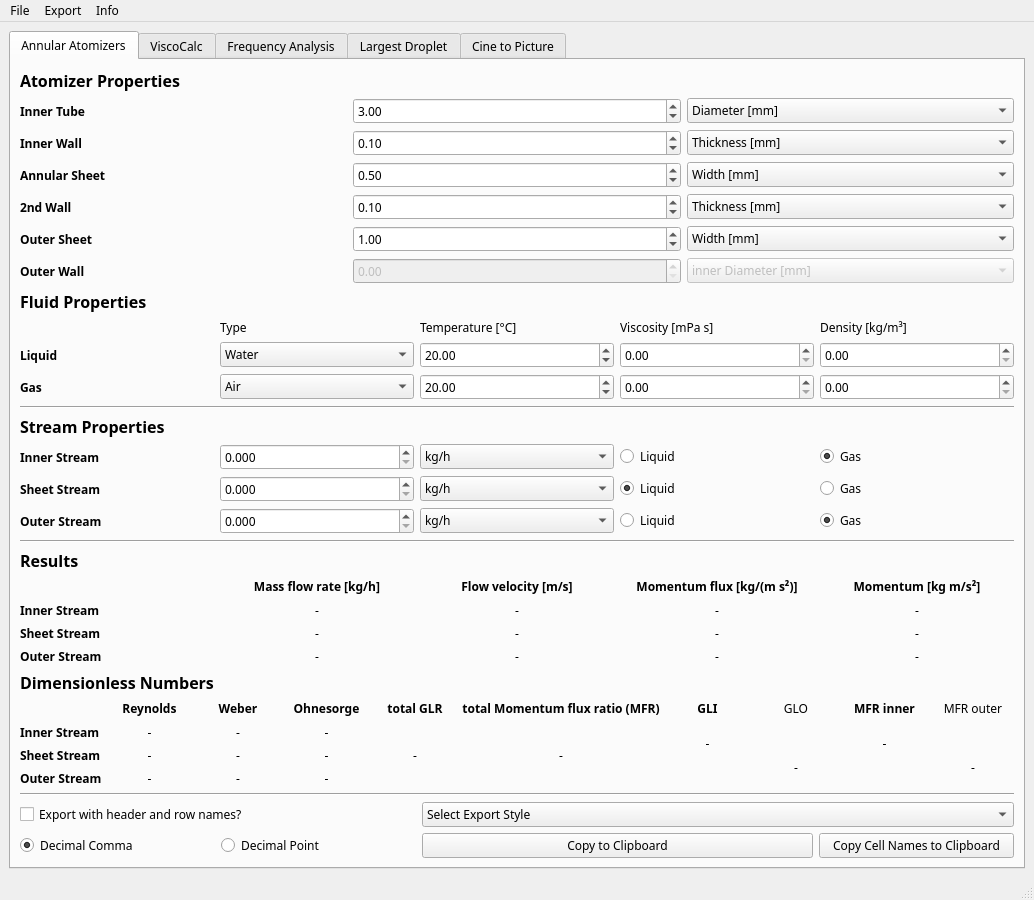
The window that GUI/mainWindow.ui (realize-1337/Atomizer-Toolbox) describes before a commit, drawn with Qt 5.
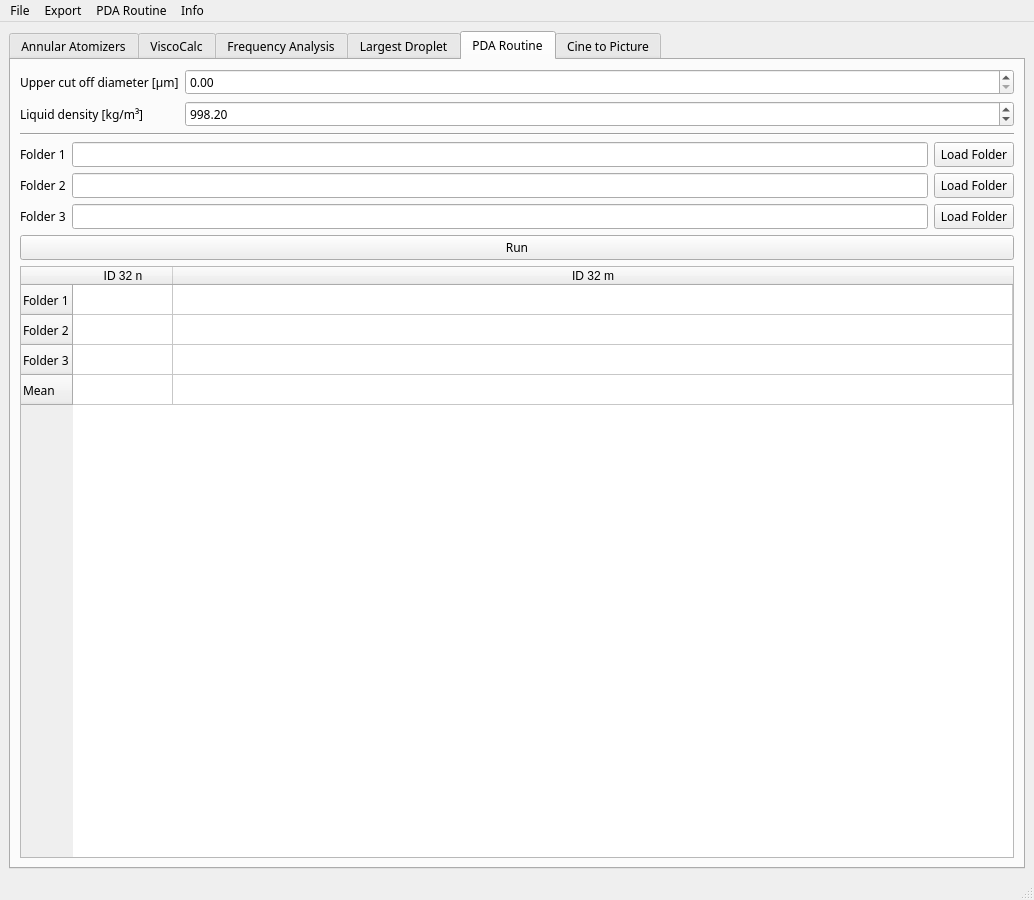
The same window after the commit. The open tabs and pages were chosen to show the change.

Commit message: working PDA routine

The edit to the form file:
```diff
--- a/GUI/mainWindow.ui
+++ b/GUI/mainWindow.ui
@@ -1819,6 +1819,170 @@
         </item>
        </layout>
       </widget>
+      <widget class="QWidget" name="tab_6">
+       <attribute name="title">
+        <string>PDA Routine</string>
+       </attribute>
+       <layout class="QFormLayout" name="formLayout_2">
+        <item row="0" column="0" colspan="2">
+         <layout class="QGridLayout" name="gridLayout_12">
+          <item row="0" column="0">
+           <layout class="QVBoxLayout" name="verticalLayout_11">
+            <item>
+             <layout class="QFormLayout" name="formLayout_4">
+              <item row="0" column="0">
+               <widget class="QLabel" name="label_46">
+                <property name="text">
+                 <string>Upper cut off diameter [µm]</string>
+                </property>
+               </widget>
+              </item>
+              <item row="0" column="1">
+               <widget class="QDoubleSpinBox" name="PDA_cutoff">
+                <property name="maximum">
+                 <double>9999999999.000000000000000</double>
+                </property>
+               </widget>
+              </item>
+              <item row="1" column="0">
+               <widget class="QLabel" name="label_47">
+                <property name="text">
+                 <string>Liquid density [kg/m³]</string>
+                </property>
+               </widget>
+              </item>
+              <item row="1" column="1">
+               <widget class="QDoubleSpinBox" name="PDA_liqDens">
+                <property name="maximum">
+                 <double>999999.000000000000000</double>
+                </property>
+                <property name="value">
+                 <double>998.200000000000045</double>
+                </property>
+               </widget>
+              </item>
+              <item row="2" column="0" colspan="2">
+               <widget class="Line" name="line_8">
+                <property name="orientation">
+                 <enum>Qt::Horizontal</enum>
+                </property>
+               </widget>
+              </item>
+             </layout>
+            </item>
+           </layout>
+          </item>
+         </layout>
+        </item>
+        <item row="1" column="0">
+         <widget class="QLabel" name="label_50">
+          <property name="text">
+           <string>Folder 1</string>
+          </property>
+         </widget>
+        </item>
+        <item row="1" column="1">
+         <layout class="QHBoxLayout" name="horizontalLayout_13">
+          <item>
+           <widget class="QLineEdit" name="PDA_Line_1"/>
+          </item>
+          <item>
+           <widget class="QPushButton" name="PDA_load_Folder_1">
+            <property name="text">
+             <string>Load Folder</string>
+            </property>
+           </widget>
+          </item>
+         </layout>
+        </item>
+        <item row="2" column="0">
+         <widget class="QLabel" name="label_51">
+          <property name="text">
+           <string>Folder 2</string>
+          </property>
+         </widget>
+        </item>
+        <item row="2" column="1">
+         <layout class="QHBoxLayout" name="horizontalLayout_15">
+          <item>
+           <widget class="QLineEdit" name="PDA_Line_2"/>
+          </item>
+          <item>
+           <widget class="QPushButton" name="PDA_load_Folder_2">
+            <property name="text">
+             <string>Load Folder</string>
+            </property>
+           </widget>
+          </item>
+         </layout>
+        </item>
+        <item row="3" column="0">
+         <widget class="QLabel" name="label_53">
+          <property name="text">
+           <string>Folder 3</string>
+          </property>
+         </widget>
+        </item>
+        <item row="3" column="1">
+         <layout class="QHBoxLayout" name="horizontalLayout_14">
+          <item>
+           <widget class="QLineEdit" name="PDA_Line_3"/>
+          </item>
+          <item>
+           <widget class="QPushButton" name="PDA_load_Folder_3">
+            <property name="text">
+             <string>Load Folder</string>
+            </property>
+           </widget>
+          </item>
+         </layout>
+        </item>
+        <item row="4" column="0" colspan="2">
+         <widget class="QPushButton" name="PDA_run">
+          <property name="text">
+           <string>Run</string>
+          </property>
+         </widget>
+        </item>
+        <item row="5" column="0" colspan="2">
+         <widget class="QTableWidget" name="PDA_table">
+          <attribute name="horizontalHeaderStretchLastSection">
+           <bool>true</bool>
+          </attribute>
+          <row>
+           <property name="text">
+            <string>Folder 1</string>
+           </property>
+          </row>
+          <row>
+           <property name="text">
+            <string>Folder 2</string>
+           </property>
+          </row>
+          <row>
+           <property name="text">
+            <string>Folder 3</string>
+           </property>
+          </row>
+          <row>
+           <property name="text">
+            <string>Mean</string>
+           </property>
+          </row>
+          <column>
+           <property name="text">
+            <string>ID 32 n</string>
+           </property>
+          </column>
+          <column>
+           <property name="text">
+            <string>ID 32 m</string>
+           </property>
+          </column>
+         </widget>
+        </item>
+       </layout>
+      </widget>
       <widget class="QWidget" name="tab_4">
        <attribute name="title">
         <string>Cine to Picture</string>
@@ -1910,7 +2074,7 @@
      <x>0</x>
      <y>0</y>
      <width>1034</width>
-     <height>21</height>
+     <height>26</height>
     </rect>
    </property>
    <widget class="QMenu" name="menuSetting">
@@ -1936,8 +2100,14 @@
     <addaction name="actionSave_Presets"/>
     <addaction name="actionReset_Values"/>
    </widget>
+   <widget class="QMenu" name="menuPDA_Routine_Settings">
+    <property name="title">
+     <string>PDA Routine</string>
+    </property>
+   </widget>
    <addaction name="menuFile"/>
    <addaction name="menuSetting"/>
+   <addaction name="menuPDA_Routine_Settings"/>
    <addaction name="menuInfo"/>
   </widget>
   <widget class="QStatusBar" name="statusbar"/>
```
The commit also changes 3 other files.
